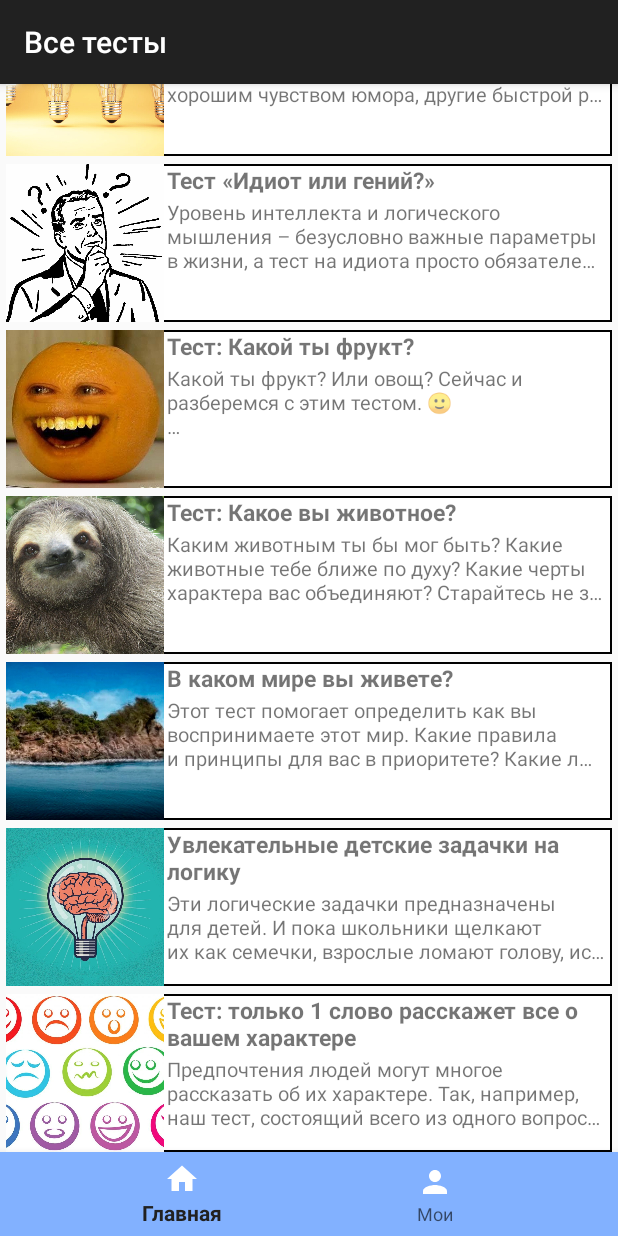
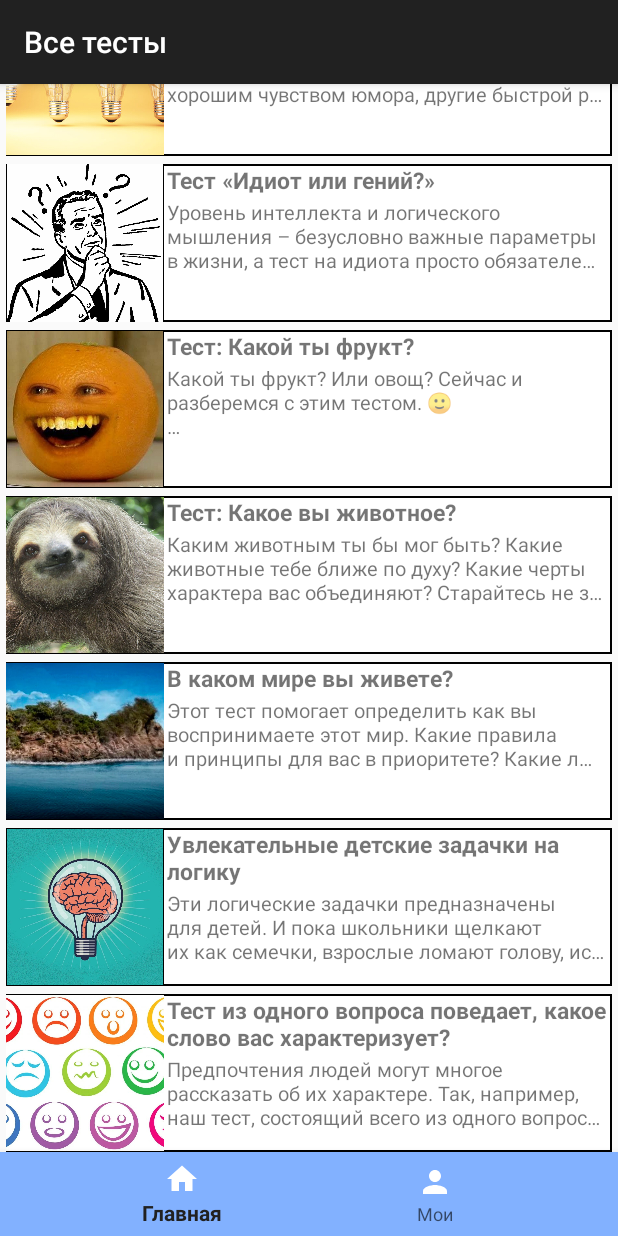
Before and after one commit to DlMOOON/MyTest, an Android app: the screen it shows after launch (MainActivity), scrolled down 394 dp, on a phone screen of 412 x 824 dp. Run offline under Robolectric (Android 15) with nearby library versions, the phone set to English and light mode, and no system bars; our stand-ins replace Picasso; libraries missing offline, so code that uses them is left out: com.hanks.htextview.

Commit message:
доработки

```diff
--- a/app/src/main/java/com/example/mytest/DBTests.java
+++ b/app/src/main/java/com/example/mytest/DBTests.java
@@ -14,7 +14,7 @@ import java.util.HashMap;
 
 public class DBTests {
 
-    private static final int DATABASE_VERSION = 61;
+    private static final int DATABASE_VERSION = 62;
     private static final String DATABASE_NAME = "TestsDB";
 
     private static final String TABLE_TEST_INFO = "Test_Info";
--- a/app/src/main/java/com/example/mytest/frag_all_tests.java
+++ b/app/src/main/java/com/example/mytest/frag_all_tests.java
@@ -156,7 +156,7 @@ public class frag_all_tests extends Fragment {
         }
 
         if (dbHelper.getTestID("Тест из одного вопроса поведает, какое слово вас характеризует?") == -1){
-            dbHelper.add_test_info("Тест: только 1 слово расскажет все о вашем характере", "Предпочтения людей могут многое рассказать об их характере. Так, например, наш тест, состоящий всего из одного вопроса, сможет назвать слово, которое лучше всего вас характеризует. Не верите? Тогда скорее приступайте!", "Психология", getPictureUri(R.drawable.test_1_word_character), 0, "Balls", false);
+            dbHelper.add_test_info("Тест из одного вопроса поведает, какое слово вас характеризует?", "Предпочтения людей могут многое рассказать об их характере. Так, например, наш тест, состоящий всего из одного вопроса, сможет назвать слово, которое лучше всего вас характеризует. Не верите? Тогда скорее приступайте!", "Психология", getPictureUri(R.drawable.test_1_word_character), 0, "Balls", false);
             int TestID = dbHelper.getTestID("Тест из одного вопроса поведает, какое слово вас характеризует?");
             dbHelper.add_questions("Выберите понравившееся вам дерево", "A", "B", "C", "D", 1,2,3,4, 0, getPictureUri(R.drawable.test_1_word), TestID);
             dbHelper.add_result("Трудолюбивый", "Вы привыкли вкладывать частичку себя и своей души в каждое дело. В отношении своей работы вы очень увлеченная и страстная натура, любящая доводить до финала все свои начинания. Вы очень импульсивный и эмоциональный человек, когда дело касается того, что вам дорого. Вы верный друг, который всегда готов постоять за своих близких.", "1", "1", TestID);
--- a/app/src/main/res/layout/item.xml
+++ b/app/src/main/res/layout/item.xml
@@ -23,6 +23,7 @@
         android:layout_height="105dp"
         android:layout_marginStart="4dp"
         android:layout_marginTop="5dp"
+        android:background="@drawable/back_for_image_view"
         android:scaleType="centerCrop"
         android:src="@drawable/ic_launcher_background"
         app:layout_constraintStart_toStartOf="parent"
--- a/app/src/main/res/layout/test_result.xml
+++ b/app/src/main/res/layout/test_result.xml
@@ -82,13 +82,11 @@
         android:id="@+id/textView22"
         android:layout_width="0dp"
         android:layout_height="wrap_content"
-        android:layout_marginStart="2dp"
-        android:layout_marginEnd="2dp"
         android:text="Правильных ответов"
         android:textAlignment="center"
         android:textSize="19sp"
-        app:layout_constraintEnd_toEndOf="@+id/imageView7"
-        app:layout_constraintStart_toStartOf="@+id/imageView7"
+        app:layout_constraintEnd_toEndOf="@+id/textView17"
+        app:layout_constraintStart_toStartOf="@+id/textView17"
         app:layout_constraintTop_toBottomOf="@+id/textView17" />
 
 </androidx.constraintlayout.widget.ConstraintLayout>
```
